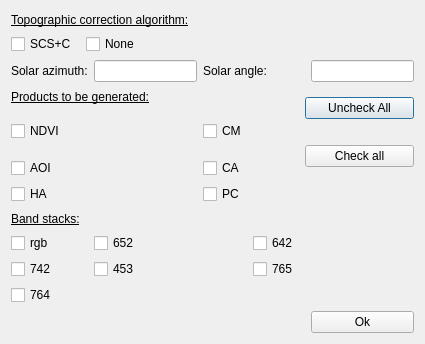
Before: the Qt Designer form LSR0.1a/LSR_configure.ui in SergeiShevyrev/LSR, drawn with Qt 5.
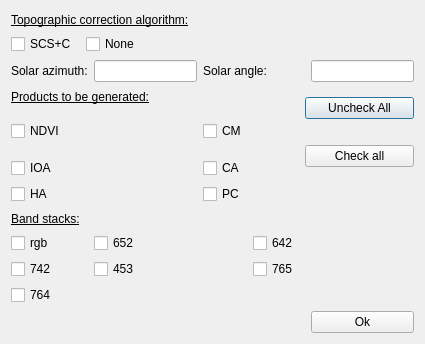
After: the same form once the commit is applied.

```diff
--- a/LSR0.1a/LSR_configure.ui
+++ b/LSR0.1a/LSR_configure.ui
@@ -116,7 +116,7 @@
    <item row="6" column="0">
     <widget class="QCheckBox" name="chkAOI">
      <property name="text">
-      <string>AOI</string>
+      <string>IOA</string>
      </property>
     </widget>
    </item>
```
